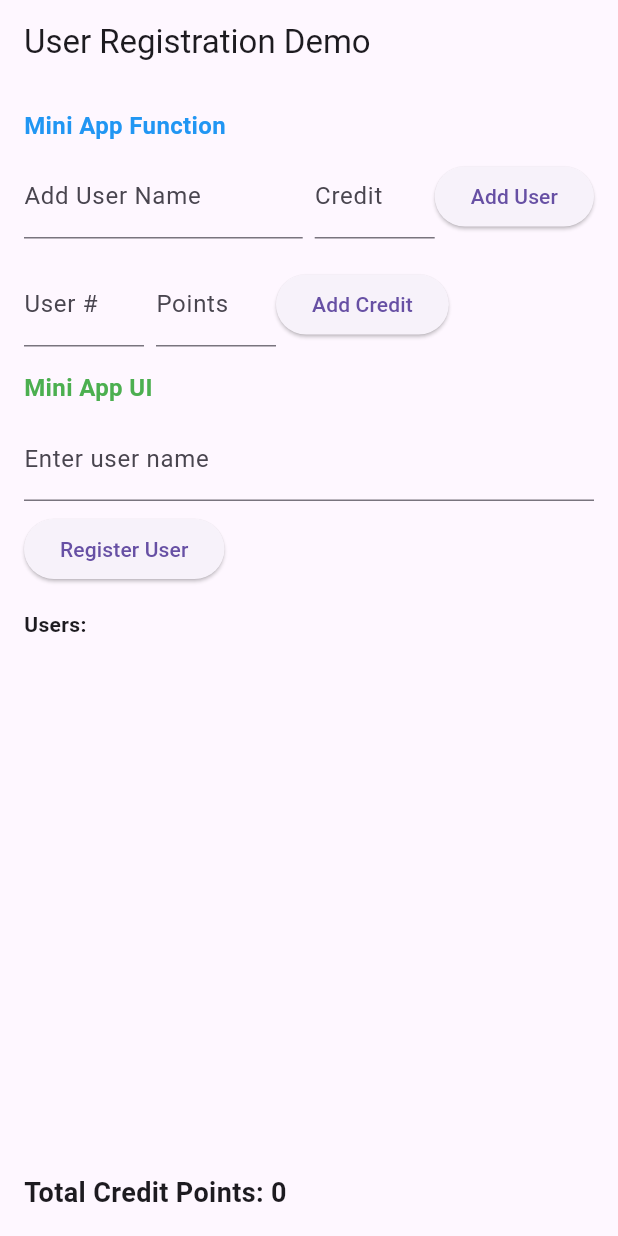
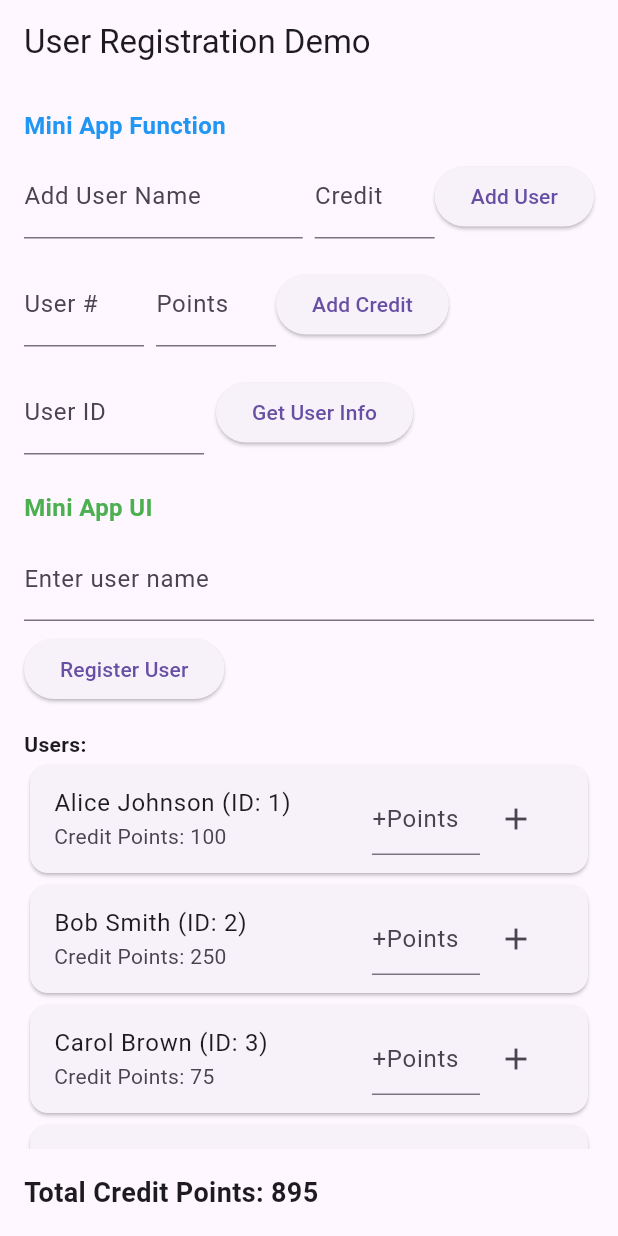
Before and after one commit to BlacMeW/mini_app, a Flutter app: the screen it shows after launch, after a tap on "Add User", on a phone screen of 412 x 824 dp. Run offline on Flutter 3.47's test engine with Material 3 defaults, Android fonts, the phone set to English and light mode, and no system bars.

Commit message:
update user id

```diff
--- a/example/lib/main.dart
+++ b/example/lib/main.dart
@@ -1,23 +1,30 @@
 import 'package:flutter/material.dart';
 import 'package:mini_app/user_credit.dart';
+import 'dart:math';
 
 void main() => runApp(const DemoApp());
 
-class DemoApp extends StatelessWidget {
+class DemoApp extends StatefulWidget {
   const DemoApp({super.key});
 
   @override
-  Widget build(BuildContext context) {
+  State<DemoApp> createState() => _DemoAppState();
+}
+
+class _DemoAppState extends State<DemoApp> {
   final GlobalKey<RegisterUserWidgetState> userKey =
       GlobalKey<RegisterUserWidgetState>();
   final TextEditingController addUserNameController = TextEditingController();
-    final TextEditingController addUserCreditController =
-        TextEditingController();
+  final TextEditingController addUserCreditController = TextEditingController();
   final TextEditingController addCreditIndexController =
       TextEditingController();
   final TextEditingController addCreditValueController =
       TextEditingController();
+  final TextEditingController getUserIdController = TextEditingController();
+  String userInfoResult = '';
 
+  @override
+  Widget build(BuildContext context) {
     return MaterialApp(
       title: 'User Registration Demo',
       home: Scaffold(
@@ -32,7 +39,11 @@ class DemoApp extends StatelessWidget {
                   padding: EdgeInsets.only(bottom: 8.0),
                   child: Text(
                     'Mini App Function',
-                    style: TextStyle(fontSize: 16, fontWeight: FontWeight.bold, color: Colors.blue),
+                    style: TextStyle(
+                      fontSize: 16,
+                      fontWeight: FontWeight.bold,
+                      color: Colors.blue,
+                    ),
                   ),
                 ),
               ),
@@ -62,8 +73,16 @@ class DemoApp extends StatelessWidget {
                       final credit =
                           int.tryParse(addUserCreditController.text) ?? 0;
                       if (name.isNotEmpty) {
+                        final random = Random();
+                        final randomUserId =
+                            1000 +
+                            random.nextInt(9000); // Random ID between 1000-9999
                         userKey.currentState?.addUser(
-                          User(name: name, creditPoints: credit),
+                          User(
+                            name: name,
+                            userid: randomUserId,
+                            creditPoints: credit,
+                          ),
                         );
                         addUserNameController.clear();
                         addUserCreditController.clear();
@@ -116,13 +135,66 @@ class DemoApp extends StatelessWidget {
                 ],
               ),
               const SizedBox(height: 16),
+              // UI to get user by ID
+              Row(
+                children: [
+                  SizedBox(
+                    width: 120,
+                    child: TextField(
+                      controller: getUserIdController,
+                      keyboardType: TextInputType.number,
+                      decoration: const InputDecoration(labelText: 'User ID'),
+                    ),
+                  ),
+                  SizedBox(width: 8),
+                  ElevatedButton(
+                    onPressed: () {
+                      final userId =
+                          int.tryParse(getUserIdController.text) ?? -1;
+                      if (userId > 0 && userKey.currentState != null) {
+                        final user = userKey.currentState!.getUserInfoByUserId(
+                          userId,
+                        );
+                        setState(() {
+                          if (user != null) {
+                            userInfoResult =
+                                'Found: ${user.name} (ID: ${user.userid}) - ${user.creditPoints} points';
+                          } else {
+                            userInfoResult = 'User with ID $userId not found';
+                          }
+                        });
+                      }
+                    },
+                    child: const Text('Get User Info'),
+                  ),
+                ],
+              ),
+              const SizedBox(height: 8),
+              if (userInfoResult.isNotEmpty)
+                Container(
+                  padding: const EdgeInsets.all(8),
+                  decoration: BoxDecoration(
+                    color: Colors.grey[100],
+                    border: Border.all(color: Colors.grey),
+                    borderRadius: BorderRadius.circular(4),
+                  ),
+                  child: Text(
+                    userInfoResult,
+                    style: const TextStyle(fontSize: 14),
+                  ),
+                ),
+              const SizedBox(height: 16),
               const Align(
                 alignment: Alignment.centerLeft,
                 child: Padding(
                   padding: EdgeInsets.only(bottom: 8.0),
                   child: Text(
                     'Mini App UI',
-                    style: TextStyle(fontSize: 16, fontWeight: FontWeight.bold, color: Colors.green),
+                    style: TextStyle(
+                      fontSize: 16,
+                      fontWeight: FontWeight.bold,
+                      color: Colors.green,
+                    ),
                   ),
                 ),
               ),
--- a/example/pubspec.yaml
+++ b/example/pubspec.yaml
@@ -32,9 +32,7 @@ dependencies:
     sdk: flutter
 
   mini_app:
-    git:
-      url: https://github.com/BlacMeW/mini_app.git
-      ref: main
+    path : ../
 
   # The following adds the Cupertino Icons font to your application.
   # Use with the CupertinoIcons class for iOS style icons.
--- a/lib/user_credit.dart
+++ b/lib/user_credit.dart
@@ -1,18 +1,29 @@
 import 'package:flutter/material.dart';
+import 'dart:math';
 
 /// Registers a new user and returns the created User object.
-User registerUser(String name, {int creditPoints = 0}) {
+User registerUser(String name, {int creditPoints = 0, int userid = 0}) {
   if (name.trim().isEmpty) {
     throw ArgumentError('User name cannot be empty');
   }
-  return User(name: name.trim(), creditPoints: creditPoints);
+  return User(name: name.trim(), creditPoints: creditPoints, userid: userid);
+}
+
+/// Get user info by userid from a list of users - returns null if user not found
+User? getUserInfoByUserId(List<User> userList, int userid) {
+  try {
+    return userList.firstWhere((user) => user.userid == userid);
+  } catch (e) {
+    return null; // User not found
+  }
 }
 
 /// User model for registration and credit points
 class User {
   final String name;
+  final int userid;
   int creditPoints;
-  User({required this.name, this.creditPoints = 0});
+  User({required this.name, required this.userid, this.creditPoints = 0});
 }
 
 class RegisterUserWidget extends StatefulWidget {
@@ -25,7 +36,13 @@ class RegisterUserWidget extends StatefulWidget {
 class RegisterUserWidgetState extends State<RegisterUserWidget> {
   final TextEditingController _nameController = TextEditingController();
   final TextEditingController creditController = TextEditingController();
-  final List<User> _users = <User>[];
+  final List<User> _users = <User>[
+    User(name: "Alice Johnson", userid: 1, creditPoints: 100),
+    User(name: "Bob Smith", userid: 2, creditPoints: 250),
+    User(name: "Carol Brown", userid: 3, creditPoints: 75),
+    User(name: "David Wilson", userid: 4, creditPoints: 150),
+    User(name: "Emma Davis", userid: 5, creditPoints: 320),
+  ];
 
   /// Expose the user list for external access (read-only)
   List<User> get users => List.unmodifiable(_users);
@@ -37,7 +54,10 @@ class RegisterUserWidgetState extends State<RegisterUserWidget> {
     final name = _nameController.text.trim();
     if (name.isNotEmpty) {
       setState(() {
-        _users.add(User(name: name));
+        final random = Random();
+        final randomUserId =
+            1000 + random.nextInt(9000); // Random ID between 1000-9999
+        _users.add(User(name: name, userid: randomUserId));
         _nameController.clear();
       });
     }
@@ -58,6 +78,15 @@ class RegisterUserWidgetState extends State<RegisterUserWidget> {
         _users[index].creditPoints += credit;
         creditController.clear();
       });
+    }
+  }
+
+  /// Get user info by userid - returns null if user not found
+  User? getUserInfoByUserId(int userid) {
+    try {
+      return _users.firstWhere((user) => user.userid == userid);
+    } catch (e) {
+      return null; // User not found
     }
   }
 
@@ -84,7 +113,7 @@ class RegisterUserWidgetState extends State<RegisterUserWidget> {
               final user = _users[index];
               return Card(
                 child: ListTile(
-                  title: Text(user.name),
+                  title: Text('${user.name} (ID: ${user.userid})'),
                   subtitle: Text('Credit Points: ${user.creditPoints}'),
                   trailing: SizedBox(
                     width: 120,
```
Also changed, not shown: example/pubspec.lock. Lines whose indentation alone changed are shown as unchanged.
